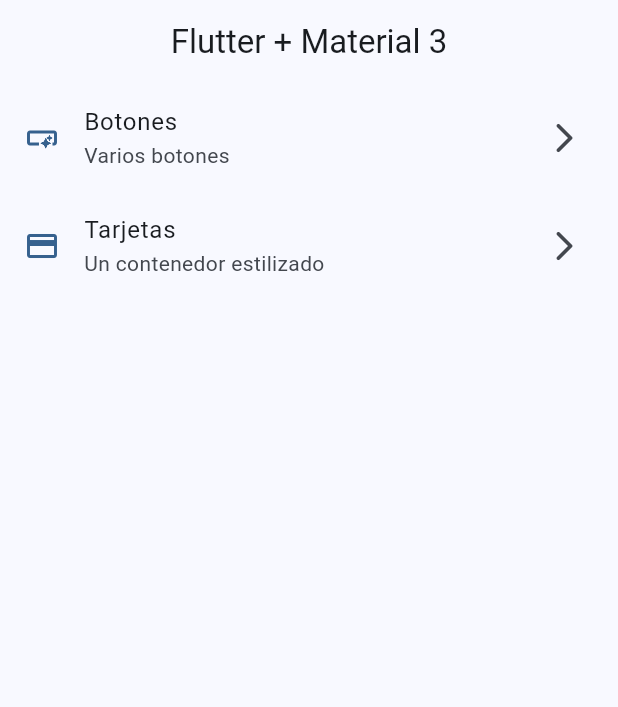
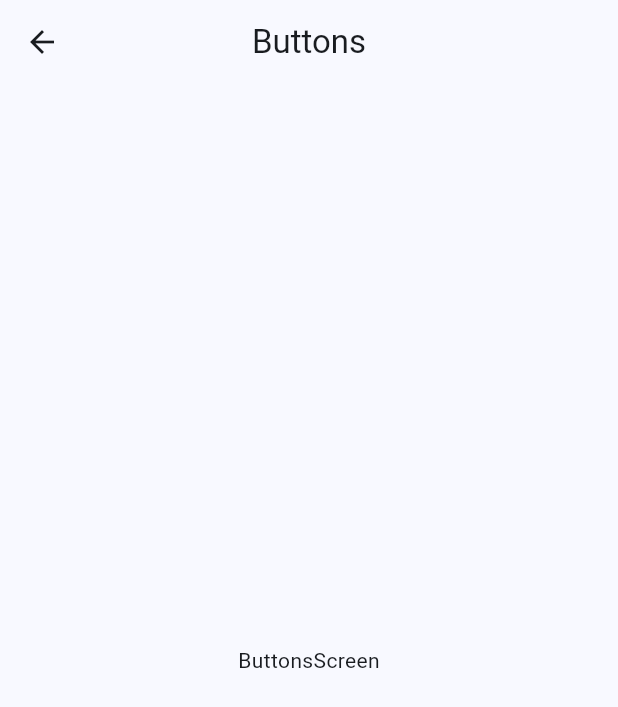
Before and after one commit to FranciscoTP90/Widgets-App, a Flutter app: the screen it shows after launch, after a tap on "Botones", on a phone screen of 412 x 824 dp. Shown: the top 707 px of the screen. Run offline on Flutter 3.47's test engine with Material 3 defaults, Android fonts, the phone set to English and light mode, and no system bars.

Commit message:
rutas basicas agregadas

```diff
--- a/lib/main.dart
+++ b/lib/main.dart
@@ -1,5 +1,7 @@
 import 'package:flutter/material.dart';
 import 'package:widgets_app/config/theme/app_theme.dart';
+import 'package:widgets_app/presentation/screens/buttons/buttons_screen.dart';
+import 'package:widgets_app/presentation/screens/cards/cards_screens.dart';
 
 import 'presentation/screens/home/home_screen.dart';
 
@@ -17,6 +19,10 @@ class MyApp extends StatelessWidget {
       title: 'Flutter Demo',
       theme: AppTheme(selectedColor: 0).getTheme(),
       home: const HomeScreen(),
+      routes: {
+        '/buttons': (context) => const ButtonsScreen(),
+        '/cards': (context) => const CardsScreen(),
+      },
     );
   }
 }
--- /dev/null
+++ b/lib/presentation/screens/buttons/buttons_screen.dart
@@ -0,0 +1,17 @@
+import 'package:flutter/material.dart';
+
+class ButtonsScreen extends StatelessWidget {
+  const ButtonsScreen({super.key});
+
+  @override
+  Widget build(BuildContext context) {
+    return Scaffold(
+      appBar: AppBar(
+        title: const Text("Buttons"),
+      ),
+      body: const Center(
+        child: Text('ButtonsScreen'),
+      ),
+    );
+  }
+}
--- a/lib/presentation/screens/home/home_screen.dart
+++ b/lib/presentation/screens/home/home_screen.dart
@@ -52,7 +52,7 @@ class _CustomListTile extends StatelessWidget {
       title: Text(title),
       subtitle: Text(subtitle),
       onTap: () {
-        // link
+        Navigator.pushNamed(context, link);
       },
     );
   }
```
Also changed, not shown: lib/presentation/screens/cards/cards_screens.dart (added, +17 -0 lines).
